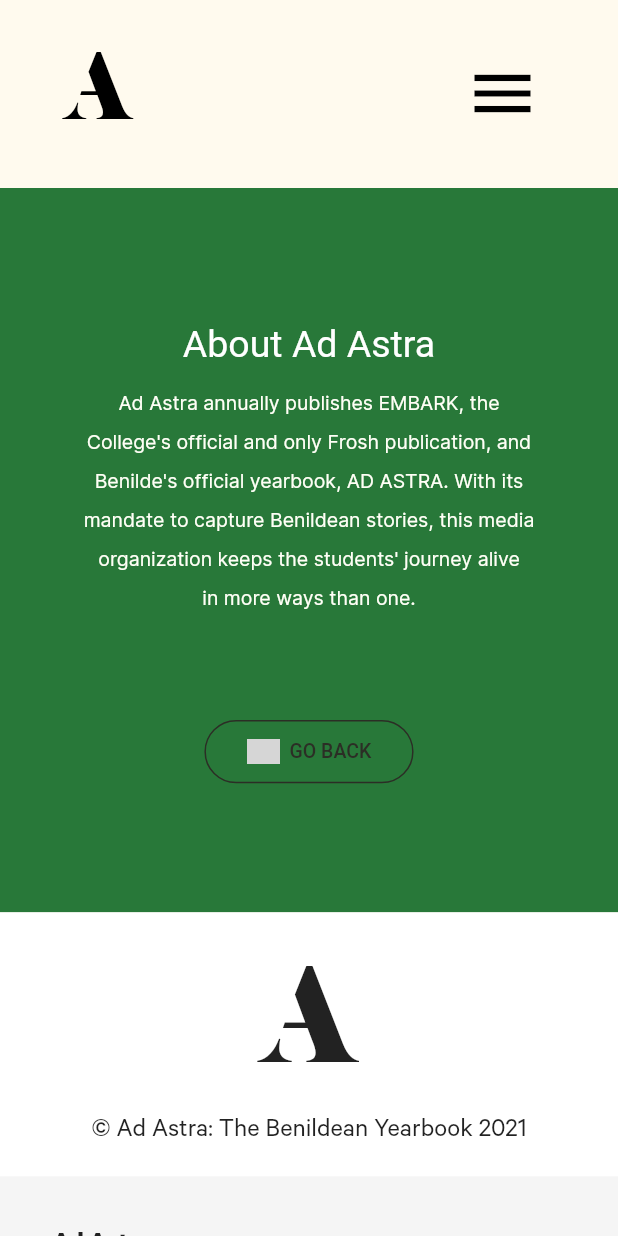
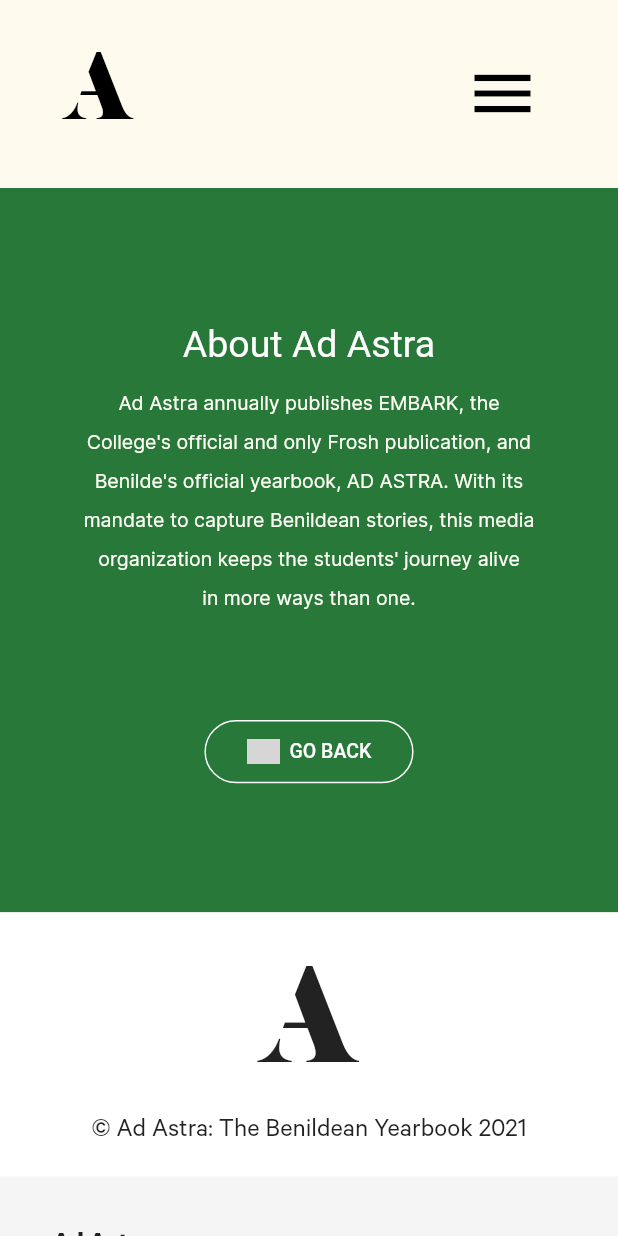
Before and after one commit to fidelledi/embark2021-adastra, a Flutter app: the AboutAdAstraStFul screen opened directly, on a phone screen of 412 x 824 dp. Run offline on Flutter 3.47's test engine with Material 2 defaults, Android fonts, the phone set to English and light mode, and no system bars; our stand-ins replace flutter_svg; missing offline and left inert: dart:js; Roboto replaces fonts that are missing (Nova-Medium); grey boxes are pictures that could not be loaded.

Commit message:
Go Back button in About Ad Astra page has been transformed into white

```diff
--- a/lib/mobile/about_adastra_mobile.dart
+++ b/lib/mobile/about_adastra_mobile.dart
@@ -69,7 +69,7 @@
           Container(
             width: 155.44,
             height: 58.23,
-            child: GoBackButton(),
+            child: GoBackButton_White(),
           ),
           SizedBox(
             height: 78,
```
